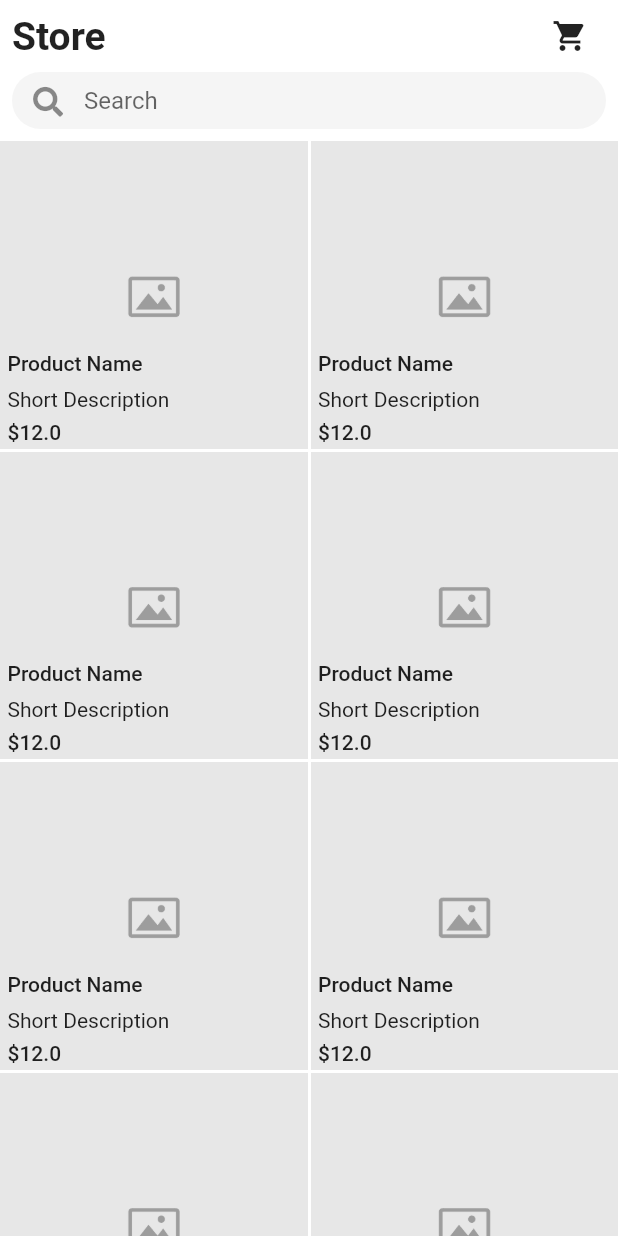
After one commit to anoochit/uikits, a Flutter app: the StoreScreen02 screen opened directly, on a phone screen of 412 x 824 dp. The commit adds this screen. Run offline on Flutter 3.47's test engine with Material 2 defaults, Android fonts, the phone set to English and light mode, and no system bars; our stand-ins replace carousel_slider, font_awesome_flutter, percent_indicator, responsive_builder, timeago, timelines; missing offline and left inert: ms_undraw.

Commit message:
add shop screens and screenshots

```diff
--- a/lib/const.dart
+++ b/lib/const.dart
@@ -49,6 +49,10 @@ import 'package:uikits2/pages/10_chat/chatscreen03.dart';
 import 'package:uikits2/pages/11_contact/contactscreen01.dart';
 import 'package:uikits2/pages/11_contact/contactscreen02.dart';
 import 'package:uikits2/pages/11_contact/contactscreen03.dart';
+import 'package:uikits2/pages/12_store/storescreen01.dart';
+import 'package:uikits2/pages/12_store/storescreen02.dart';
+import 'package:uikits2/pages/12_store/storescreen03.dart';
+import 'package:uikits2/pages/12_store/storescreen04.dart';
 
 class Menu {
   String title;
@@ -86,6 +90,7 @@ final listSubMenu = [
   listCreateMenu,
   listChatMenu,
   listContactMenu,
+  listStoreMenu,
 ];
 
 final listMainMenu = [
@@ -100,7 +105,7 @@ final listMainMenu = [
   Menu("Create", listCreateMenu),
   Menu("Chat", listChatMenu),
   Menu("Contact", listContactMenu),
-  Menu("Store & Shop", listStartMenu),
+  Menu("Store & Shop", listStoreMenu),
   Menu("Shopping Carts & Checkout", listStartMenu),
   Menu("Navigation", listStartMenu),
   Menu("Photos", listStartMenu),
@@ -188,3 +193,10 @@ final listContactMenu = [
   SubMenu("Contact screen 2", ContactScreen02()),
   SubMenu("Contact screen 3", ContactScreen03()),
 ];
+
+final listStoreMenu = [
+  SubMenu("Store screen 1", StoreScreen01()),
+  SubMenu("Store screen 2", StoreScreen02()),
+  SubMenu("Store screen 3", StoreScreen03()),
+  SubMenu("Store screen 4", StoreScreen04()),
+];
--- /dev/null
+++ b/lib/pages/12_store/storescreen02.dart
@@ -0,0 +1,158 @@
+import 'package:flutter/material.dart';
+import 'package:flutter/services.dart';
+import 'package:font_awesome_flutter/font_awesome_flutter.dart';
+import 'package:timeago/timeago.dart' as timeago;
+
+class StoreScreen02 extends StatefulWidget {
+  StoreScreen02({Key? key}) : super(key: key);
+
+  @override
+  _StoreScreen02State createState() => _StoreScreen02State();
+}
+
+class _StoreScreen02State extends State<StoreScreen02> {
+  @override
+  Widget build(BuildContext context) {
+    return AnnotatedRegion<SystemUiOverlayStyle>(
+      value: SystemUiOverlayStyle(
+        statusBarColor: Colors.transparent, // transparent status bar
+        systemNavigationBarColor: Colors.black, // navigation bar color
+        statusBarIconBrightness: Brightness.dark, // status bar icons' color
+        systemNavigationBarIconBrightness: Brightness.dark, //navigation bar icons' color
+      ),
+      child: Scaffold(
+        backgroundColor: Colors.white,
+        // appBar: AppBar(
+        //   title: Text("Contact", style: TextStyle(color: Colors.black)),
+        //   titleSpacing: 0,
+        //   backgroundColor: Colors.white,
+        //   iconTheme: IconThemeData(color: Colors.black),
+        // ),
+        body: SafeArea(
+          child: LayoutBuilder(
+            builder: (context, constraints) => Column(
+              crossAxisAlignment: CrossAxisAlignment.start,
+              children: [
+                Padding(
+                  padding: const EdgeInsets.symmetric(horizontal: 8),
+                  child: Row(
+                    children: [
+                      Container(
+                        child: Text(
+                          "Store",
+                          style: TextStyle(fontSize: 26, fontWeight: FontWeight.bold),
+                        ),
+                      ),
+                      Spacer(),
+                      IconButton(
+                        icon: Icon(Icons.shopping_cart),
+                        onPressed: () {
+                          // place save function here
+                        },
+                      ),
+                    ],
+                  ),
+                ),
+                Container(
+                  padding: const EdgeInsets.only(left: 8, right: 8, bottom: 8),
+                  child: Container(
+                    height: 38,
+                    decoration: BoxDecoration(
+                      color: Colors.grey.shade100,
+                      borderRadius: BorderRadius.circular(20),
+                    ),
+                    child: TextFormField(
+                      decoration: InputDecoration(
+                        hintText: 'Search',
+                        prefixIcon: Icon(FontAwesomeIcons.search, size: 20),
+                        border: InputBorder.none,
+                      ),
+                      onFieldSubmitted: (value) {
+                        // place submit function here
+                      },
+                    ),
+                  ),
+                ),
+                Expanded(
+                  child: MediaQuery.removePadding(
+                    context: context,
+                    removeTop: true,
+                    child: GridView.builder(
+                      gridDelegate: const SliverGridDelegateWithFixedCrossAxisCount(
+                        crossAxisCount: 2,
+                        mainAxisSpacing: 2,
+                        crossAxisSpacing: 2,
+                      ),
+                      itemCount: 10,
+                      itemBuilder: (BuildContext context, int index) {
+                        return GridItem();
+                      },
+                    ),
+                  ),
+                ),
+              ],
+            ),
+          ),
+        ),
+      ),
+    );
+  }
+}
+
+class GridItem extends StatelessWidget {
+  const GridItem({
+    Key? key,
+  }) : super(key: key);
+
+  @override
+  Widget build(BuildContext context) {
+    return LayoutBuilder(
+      builder: (context, constraints) => Container(
+        child: Stack(
+          children: [
+            Container(
+              width: constraints.maxWidth,
+              height: constraints.maxWidth,
+              child: Image.asset(
+                'assets/images/placeholder.png',
+                fit: BoxFit.cover,
+              ),
+            ),
+            Positioned(
+              left: 1,
+              bottom: 1,
+              child: Column(
+                crossAxisAlignment: CrossAxisAlignment.start,
+                children: [
+                  Container(
+                    width: constraints.maxWidth,
+                    padding: EdgeInsets.symmetric(horizontal: 4.0, vertical: 4.0),
+                    child: Text(
+                      "Product Name",
+                      style: TextStyle(fontWeight: FontWeight.w500),
+                    ),
+                  ),
+                  Container(
+                    width: constraints.maxWidth,
+                    padding: EdgeInsets.symmetric(horizontal: 4.0, vertical: 4.0),
+                    child: Text(
+                      "Short Description",
+                    ),
+                  ),
+                  Container(
+                    width: constraints.maxWidth,
+                    padding: EdgeInsets.symmetric(horizontal: 4.0, vertical: 2.0),
+                    child: Text(
+                      "\$12.0",
+                      style: TextStyle(fontWeight: FontWeight.w500),
+                    ),
+                  ),
+                ],
+              ),
+            )
+          ],
+        ),
+      ),
+    );
+  }
+}
```
Also changed, not shown: lib/pages/12_store/storescreen01.dart (added, +140 -0 lines), lib/pages/12_store/storescreen03.dart (added, +155 -0 lines), lib/pages/12_store/storescreen04.dart (added, +125 -0 lines), 4 other files.
